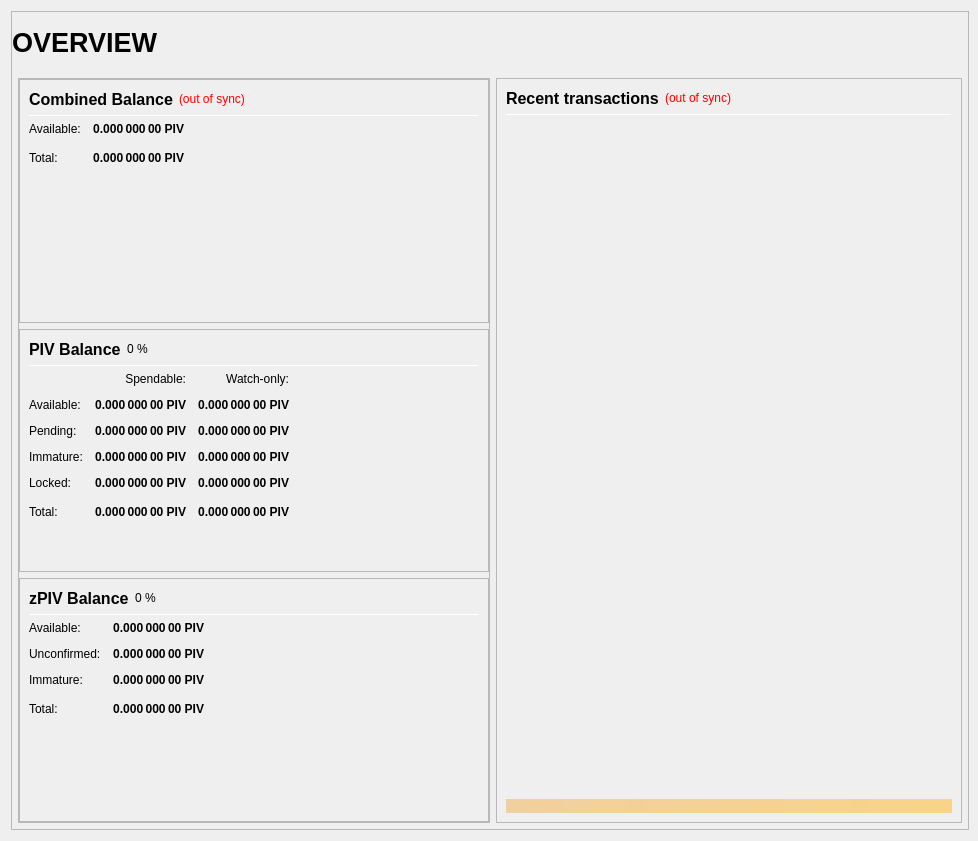
Before: the Qt Designer form src/qt/forms/overviewpage.ui in traficoin/traficoin, drawn with Qt 5.
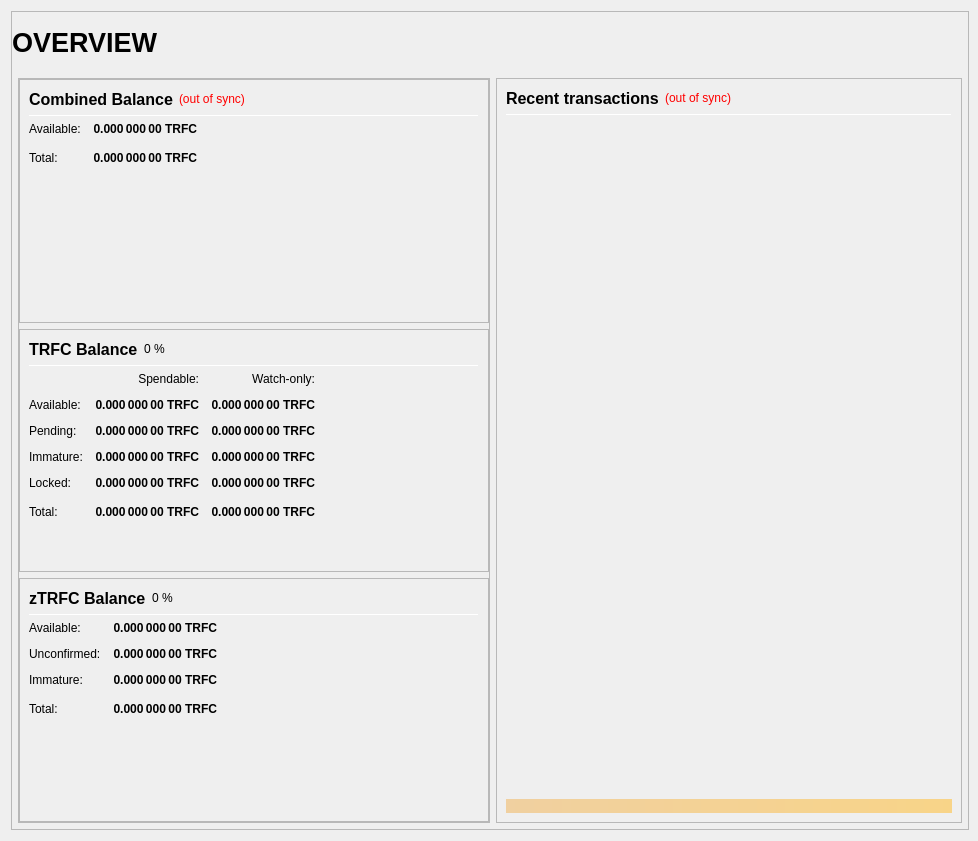
After: the same form once the commit is applied.

```diff
--- a/src/qt/forms/overviewpage.ui
+++ b/src/qt/forms/overviewpage.ui
@@ -333,7 +333,7 @@
                           <string>Your current spendable balance</string>
                          </property>
                          <property name="text">
-                          <string notr="true">0.000 000 00 PIV</string>
+                          <string notr="true">0.000 000 00 TRFC</string>
                          </property>
                          <property name="alignment">
                           <set>Qt::AlignRight|Qt::AlignTrailing|Qt::AlignVCenter</set>
@@ -365,7 +365,7 @@
                           <string>Total Balance, including all unavailable coins.</string>
                          </property>
                          <property name="text">
-                          <string notr="true">0.000 000 00 PIV</string>
+                          <string notr="true">0.000 000 00 TRFC</string>
                          </property>
                          <property name="alignment">
                           <set>Qt::AlignRight|Qt::AlignTrailing|Qt::AlignVCenter</set>
@@ -433,7 +433,7 @@
                           </font>
                          </property>
                          <property name="text">
-                          <string>PIV Balance</string>
+                          <string>TRFC Balance</string>
                          </property>
                         </widget>
                        </item>
@@ -525,7 +525,7 @@
                           <string>Your current spendable balance</string>
                          </property>
                          <property name="text">
-                          <string notr="true">0.000 000 00 PIV</string>
+                          <string notr="true">0.000 000 00 TRFC</string>
                          </property>
                          <property name="alignment">
                           <set>Qt::AlignRight|Qt::AlignTrailing|Qt::AlignVCenter</set>
@@ -550,7 +550,7 @@
                           <string>Your current balance in watch-only addresses</string>
                          </property>
                          <property name="text">
-                          <string notr="true">0.000 000 00 PIV</string>
+                          <string notr="true">0.000 000 00 TRFC</string>
                          </property>
                          <property name="alignment">
                           <set>Qt::AlignRight|Qt::AlignTrailing|Qt::AlignVCenter</set>
@@ -582,7 +582,7 @@
                           <string>Total of transactions that have yet to be confirmed, and do not yet count toward the spendable balance</string>
                          </property>
                          <property name="text">
-                          <string notr="true">0.000 000 00 PIV</string>
+                          <string notr="true">0.000 000 00 TRFC</string>
                          </property>
                          <property name="alignment">
                           <set>Qt::AlignRight|Qt::AlignTrailing|Qt::AlignVCenter</set>
@@ -607,7 +607,7 @@
                           <string>Unconfirmed transactions to watch-only addresses</string>
                          </property>
                          <property name="text">
-                          <string notr="true">0.000 000 00 PIV</string>
+                          <string notr="true">0.000 000 00 TRFC</string>
                          </property>
                          <property name="alignment">
                           <set>Qt::AlignRight|Qt::AlignTrailing|Qt::AlignVCenter</set>
@@ -639,7 +639,7 @@
                           <string>Staked or masternode rewards that has not yet matured</string>
                          </property>
                          <property name="text">
-                          <string notr="true">0.000 000 00 PIV</string>
+                          <string notr="true">0.000 000 00 TRFC</string>
                          </property>
                          <property name="alignment">
                           <set>Qt::AlignRight|Qt::AlignTrailing|Qt::AlignVCenter</set>
@@ -664,7 +664,7 @@
                           <string>Staked or masternode rewards in watch-only addresses that has not yet matured</string>
                          </property>
                          <property name="text">
-                          <string notr="true">0.000 000 00 PIV</string>
+                          <string notr="true">0.000 000 00 TRFC</string>
                          </property>
                          <property name="alignment">
                           <set>Qt::AlignRight|Qt::AlignTrailing|Qt::AlignVCenter</set>
@@ -699,7 +699,7 @@
                           <string>Locked PIV or Masternode collaterals. These are excluded from zPIV minting.</string>
                          </property>
                          <property name="text">
-                          <string notr="true">0.000 000 00 PIV</string>
+                          <string notr="true">0.000 000 00 TRFC</string>
                          </property>
                          <property name="alignment">
                           <set>Qt::AlignRight|Qt::AlignTrailing|Qt::AlignVCenter</set>
@@ -724,7 +724,7 @@
                           <string>Current locked balance in watch-only addresses</string>
                          </property>
                          <property name="text">
-                          <string notr="true">0.000 000 00 PIV</string>
+                          <string notr="true">0.000 000 00 TRFC</string>
                          </property>
                          <property name="alignment">
                           <set>Qt::AlignRight|Qt::AlignTrailing|Qt::AlignVCenter</set>
@@ -759,7 +759,7 @@
                           <string>Your current PIVX balance, unconfirmed and immature transactions included</string>
                          </property>
                          <property name="text">
-                          <string notr="true">0.000 000 00 PIV</string>
+                          <string notr="true">0.000 000 00 TRFC</string>
                          </property>
                          <property name="alignment">
                           <set>Qt::AlignRight|Qt::AlignTrailing|Qt::AlignVCenter</set>
@@ -784,7 +784,7 @@
                           <string>Current total balance in watch-only addresses</string>
                          </property>
                          <property name="text">
-                          <string notr="true">0.000 000 00 PIV</string>
+                          <string notr="true">0.000 000 00 TRFC</string>
                          </property>
                          <property name="alignment">
                           <set>Qt::AlignRight|Qt::AlignTrailing|Qt::AlignVCenter</set>
@@ -852,7 +852,7 @@
                           </font>
                          </property>
                          <property name="text">
-                          <string>zPIV Balance</string>
+                          <string>zTRFC Balance</string>
                          </property>
                         </widget>
                        </item>
@@ -926,7 +926,7 @@
 These zPIV are spendable.</string>
                          </property>
                          <property name="text">
-                          <string notr="true">0.000 000 00 PIV</string>
+                          <string notr="true">0.000 000 00 TRFC</string>
                          </property>
                          <property name="alignment">
                           <set>Qt::AlignRight|Qt::AlignTrailing|Qt::AlignVCenter</set>
@@ -957,7 +957,7 @@
 Immature: confirmed, but less than 1 mint of the same denomination after it was minted</string>
                          </property>
                          <property name="text">
-                          <string notr="true">0.000 000 00 PIV</string>
+                          <string notr="true">0.000 000 00 TRFC</string>
                          </property>
                          <property name="alignment">
                           <set>Qt::AlignRight|Qt::AlignTrailing|Qt::AlignVCenter</set>
@@ -988,7 +988,7 @@
 Immature: confirmed, but less than 1 mint of the same denomination after it was minted</string>
                          </property>
                          <property name="text">
-                          <string notr="true">0.000 000 00 PIV</string>
+                          <string notr="true">0.000 000 00 TRFC</string>
                          </property>
                          <property name="alignment">
                           <set>Qt::AlignRight|Qt::AlignTrailing|Qt::AlignVCenter</set>
@@ -1020,7 +1020,7 @@
                           <string>Your current zPIV balance, unconfirmed and immature zPIV included.</string>
                          </property>
                          <property name="text">
-                          <string notr="true">0.000 000 00 PIV</string>
+                          <string notr="true">0.000 000 00 TRFC</string>
                          </property>
                          <property name="alignment">
                           <set>Qt::AlignRight|Qt::AlignTrailing|Qt::AlignVCenter</set>
```
Left out of the diff: 24 changed lines with no effect on the pictures.
